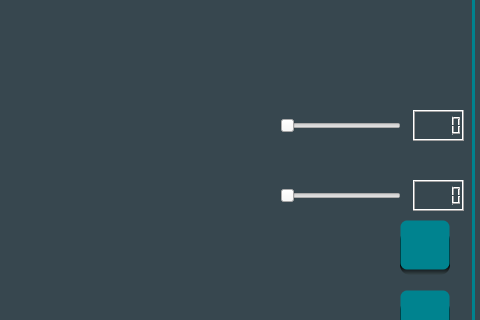
Before: the Qt Designer form libs/mainwindow/form/design.ui in PoliTOcean/hmi_core, drawn with Qt 5; both pictures show x 820 to 1300 and y 90 to 410 of the 1300 by 700 pixel window.
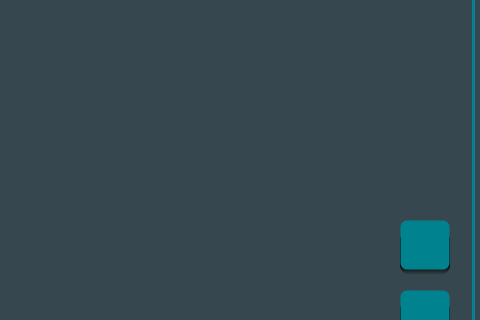
After: the same form once the commit is applied.

The edit to the form file:
```diff
--- a/libs/mainwindow/form/design.ui
+++ b/libs/mainwindow/form/design.ui
@@ -547,52 +547,6 @@
      <string/>
     </property>
    </widget>
-   <widget class="QSlider" name="trackbar_circle_2">
-    <property name="geometry">
-     <rect>
-      <x>1100</x>
-      <y>190</y>
-      <width>121</width>
-      <height>51</height>
-     </rect>
-    </property>
-    <property name="orientation">
-     <enum>Qt::Horizontal</enum>
-    </property>
-   </widget>
-   <widget class="QLCDNumber" name="lcdNumberTrackbar_2">
-    <property name="geometry">
-     <rect>
-      <x>1233</x>
-      <y>200</y>
-      <width>51</width>
-      <height>31</height>
-     </rect>
-    </property>
-   </widget>
-   <widget class="QLCDNumber" name="lcdNumberTrackbar_3">
-    <property name="geometry">
-     <rect>
-      <x>1233</x>
-      <y>270</y>
-      <width>51</width>
-      <height>31</height>
-     </rect>
-    </property>
-   </widget>
-   <widget class="QSlider" name="trackbar_circle_3">
-    <property name="geometry">
-     <rect>
-      <x>1100</x>
-      <y>260</y>
-      <width>121</width>
-      <height>51</height>
-     </rect>
-    </property>
-    <property name="orientation">
-     <enum>Qt::Horizontal</enum>
-    </property>
-   </widget>
    <widget class="QCheckBox" name="debugCheck">
     <property name="geometry">
      <rect>
```
Left out of the diff: 4 changed lines with no effect on the pictures.
